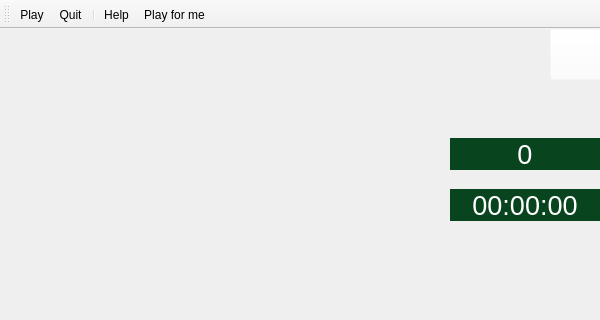
The window that app/views/mainwindow.ui (Lagui-dev/MakeTen) describes before a commit, drawn with Qt 5; both pictures show x 0 to 600 and y 0 to 320 of the 600 by 800 pixel window.
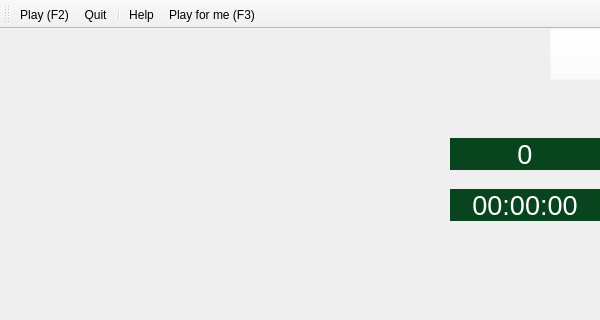
The same window after the commit. Icons and pictures are not drawn.

Diff of the .ui file:
```diff
--- a/app/views/mainwindow.ui
+++ b/app/views/mainwindow.ui
@@ -445,7 +445,7 @@
      <normaloff>:/icons/play.svg</normaloff>:/icons/play.svg</iconset>
    </property>
    <property name="text">
-    <string>Play</string>
+    <string>Play (F2)</string>
    </property>
    <property name="toolTip">
     <string>Play</string>
@@ -472,7 +472,7 @@
      <normaloff>:/icons/cheat.svg</normaloff>:/icons/cheat.svg</iconset>
    </property>
    <property name="text">
-    <string>Play for me</string>
+    <string>Play for me (F3)</string>
    </property>
    <property name="shortcut">
     <string>F3</string>
```
Left out of the diff: 3 changed lines with no effect on the pictures.
